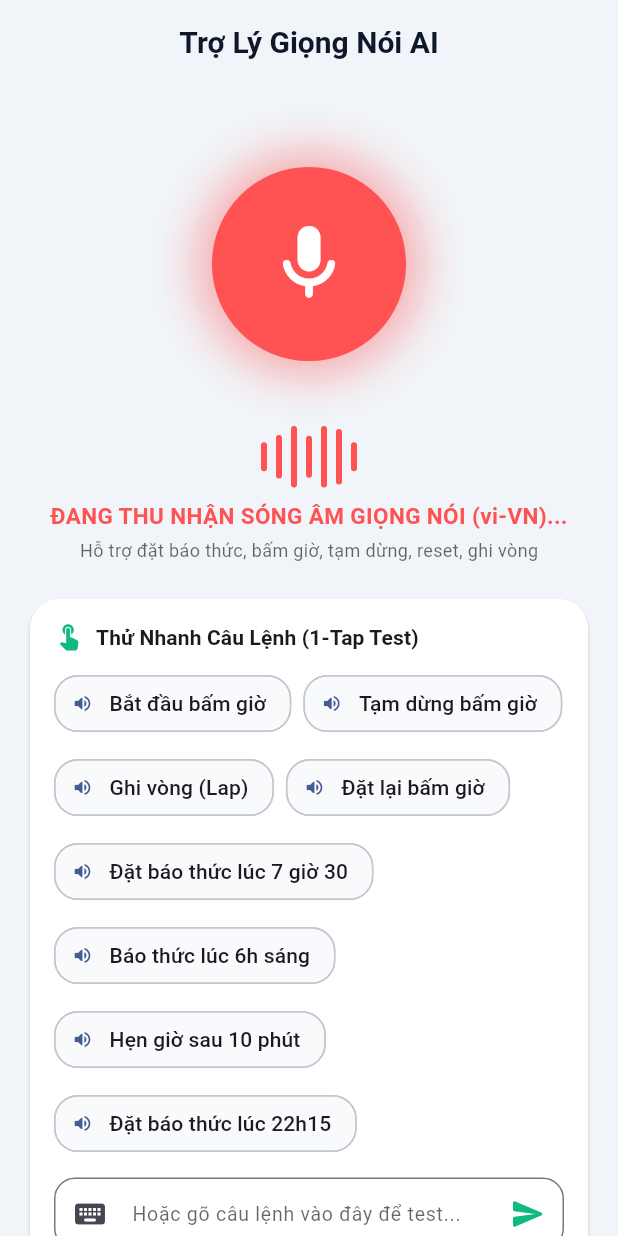
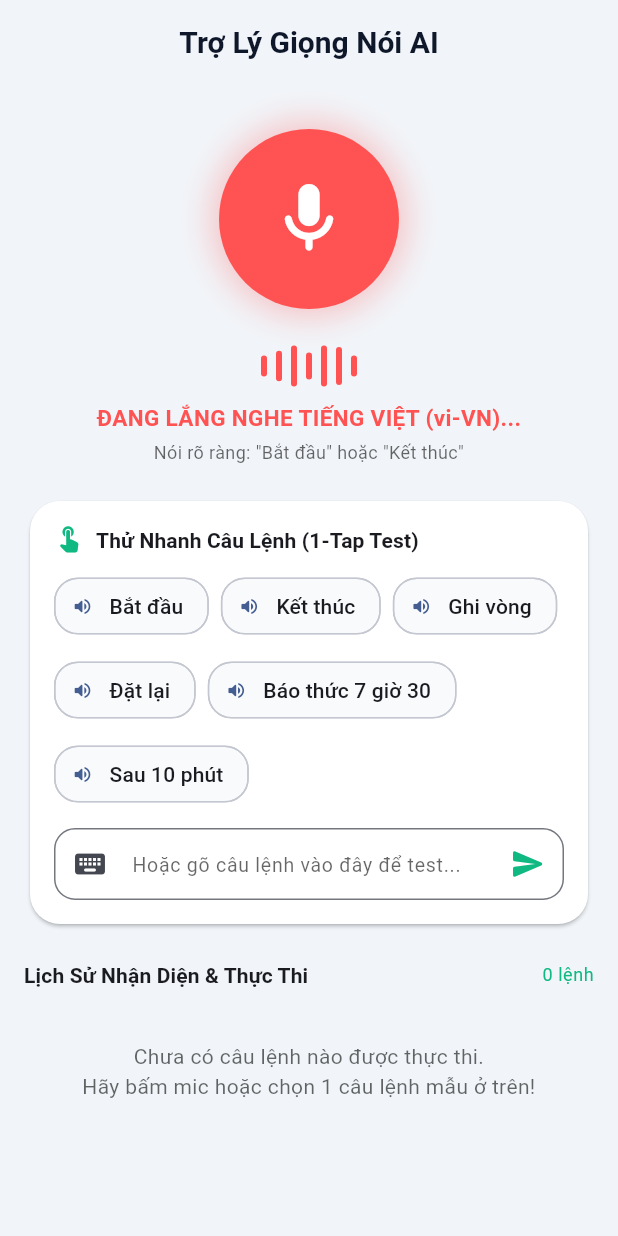
Before and after one commit to xT-chinhan/multi_utility_app, a Flutter app: the VoiceScreen screen opened directly, after a tap on the "mic none" icon, on a phone screen of 412 x 824 dp. Run offline on Flutter 3.47's test engine with Material 3 defaults, Android fonts, the phone set to English and light mode, and no system bars; our stand-ins replace audioplayers, speech_to_text, youtube_player_iframe.

Commit message:
feat: optimize Vietnamese voice commands, reduce listen timeout to 8s, and fix UI shaking

```diff
--- a/lib/screens/voice/voice_screen.dart
+++ b/lib/screens/voice/voice_screen.dart
@@ -16,17 +16,14 @@ class VoiceScreen extends StatefulWidget {
 class _VoiceScreenState extends State<VoiceScreen> with SingleTickerProviderStateMixin {
   final TextEditingController _customCommandController = TextEditingController();
   late AnimationController _pulseController;
-  late Animation<double> _pulseAnimation;
 
   final List<String> _quickCommandPresets = [
-    'Bắt đầu bấm giờ',
-    'Tạm dừng bấm giờ',
-    'Ghi vòng (Lap)',
-    'Đặt lại bấm giờ',
-    'Đặt báo thức lúc 7 giờ 30',
-    'Báo thức lúc 6h sáng',
-    'Hẹn giờ sau 10 phút',
-    'Đặt báo thức lúc 22h15',
+    'Bắt đầu',
+    'Kết thúc',
+    'Ghi vòng',
+    'Đặt lại',
+    'Báo thức 7 giờ 30',
+    'Sau 10 phút',
   ];
 
   @override
@@ -36,11 +33,9 @@ class _VoiceScreenState extends State<VoiceScreen> with SingleTickerProviderStat
       vsync: this,
       duration: const Duration(milliseconds: 1000),
     );
-    _pulseAnimation = Tween<double>(begin: 1.0, end: 1.25).animate(
-      CurvedAnimation(parent: _pulseController, curve: Curves.easeInOut),
-    );
 
     VoiceService.instance.isListeningNotifier.addListener(_onListeningChanged);
+    VoiceService.instance.lastErrorNotifier.addListener(_onErrorChanged);
   }
 
   void _onListeningChanged() {
@@ -52,9 +47,30 @@ class _VoiceScreenState extends State<VoiceScreen> with SingleTickerProviderStat
     }
   }
 
+  void _onErrorChanged() {
+    final err = VoiceService.instance.lastErrorNotifier.value;
+    if (err != null && mounted) {
+      ScaffoldMessenger.of(context).hideCurrentSnackBar();
+      ScaffoldMessenger.of(context).showSnackBar(
+        SnackBar(
+          content: Row(
+            children: [
+              const Icon(Icons.info_outline_rounded, color: Colors.white),
+              const SizedBox(width: 8),
+              Expanded(child: Text(err)),
+            ],
+          ),
+          backgroundColor: Colors.orange.shade800,
+          behavior: SnackBarBehavior.floating,
+        ),
+      );
+    }
+  }
+
   @override
   void dispose() {
     VoiceService.instance.isListeningNotifier.removeListener(_onListeningChanged);
+    VoiceService.instance.lastErrorNotifier.removeListener(_onErrorChanged);
     _pulseController.dispose();
     _customCommandController.dispose();
     super.dispose();
@@ -117,47 +133,16 @@ class _VoiceScreenState extends State<VoiceScreen> with SingleTickerProviderStat
                 builder: (context, isListening, child) {
                   return Column(
                     children: [
+                      // Stable Mic Button with gentle glow (No layout shaking)
                       SizedBox(
-                        width: 200,
-                        height: 200,
+                        width: 140,
+                        height: 140,
+                        child: Center(
                           child: AnimatedBuilder(
-                          animation: _pulseAnimation,
-                          builder: (context, child) {
-                            final progress = (_pulseAnimation.value - 1.0) / 0.25; // 0.0 to 1.0
-                            return Stack(
-                              alignment: Alignment.center,
-                              children: [
-                                // Acoustic sound wave ripple 3 (outermost)
-                                if (isListening)
-                                  Container(
-                                    width: 120 + 75 * progress,
-                                    height: 120 + 75 * progress,
-                                    decoration: BoxDecoration(
-                                      shape: BoxShape.circle,
-                                      border: Border.all(
-                                        color: Colors.redAccent.withAlpha(((1.0 - progress) * 80).round()),
-                                        width: 2,
-                                      ),
-                                    ),
-                                  ),
-                                // Acoustic sound wave ripple 2 (middle)
-                                if (isListening)
-                                  Container(
-                                    width: 120 + 40 * progress,
-                                    height: 120 + 40 * progress,
-                                    decoration: BoxDecoration(
-                                      shape: BoxShape.circle,
-                                      color: Colors.redAccent.withAlpha(((1.0 - progress) * 40).round()),
-                                      border: Border.all(
-                                        color: Colors.redAccent.withAlpha(((1.0 - progress) * 140).round()),
-                                        width: 2.5,
-                                      ),
-                                    ),
-                                  ),
-                                // Core mic button with pulse scale and dynamic acoustic glow
-                                Transform.scale(
-                                  scale: isListening ? (1.0 + 0.08 * progress) : 1.0,
-                                  child: Container(
+                            animation: _pulseController,
+                            builder: (context, _) {
+                              final glowAlpha = isListening ? (50 + (40 * _pulseController.value).round()) : 40;
+                              return Container(
                                 width: 120,
                                 height: 120,
                                 decoration: BoxDecoration(
@@ -165,10 +150,9 @@ class _VoiceScreenState extends State<VoiceScreen> with SingleTickerProviderStat
                                   color: isListening ? Colors.redAccent : AppTheme.voiceColor,
                                   boxShadow: [
                                     BoxShadow(
-                                          color: (isListening ? Colors.redAccent : AppTheme.voiceColor)
-                                              .withAlpha(isListening ? (80 + (60 * progress).round()) : 60),
-                                          blurRadius: isListening ? 28 : 16,
-                                          spreadRadius: isListening ? 6 : 2,
+                                      color: (isListening ? Colors.redAccent : AppTheme.voiceColor).withAlpha(glowAlpha),
+                                      blurRadius: isListening ? 20 : 12,
+                                      spreadRadius: isListening ? 4 : 1,
                                     ),
                                   ],
                                 ),
@@ -184,31 +168,33 @@ class _VoiceScreenState extends State<VoiceScreen> with SingleTickerProviderStat
                                     ),
                                   ),
                                 ),
-                                  ),
-                                ),
-                              ],
                               );
                             },
                           ),
                         ),
-                      const SizedBox(height: 8),
+                      ),
+                      const SizedBox(height: 12),
 
-                      // Sound Wave Frequency Equalizer (active when listening)
-                      if (isListening) ...[
-                        AnimatedBuilder(
+                      // Fixed-height Equalizer Area (strictly 32px height to prevent any layout shifting)
+                      SizedBox(
+                        height: 32,
+                        child: Center(
+                          child: isListening
+                              ? AnimatedBuilder(
                                   animation: _pulseController,
                                   builder: (context, _) {
                                     final p = _pulseController.value;
                                     final heights = [
-                              10.0 + 16.0 * math.sin(p * math.pi * 2).abs(),
-                              16.0 + 22.0 * math.sin((p + 0.2) * math.pi * 2).abs(),
-                              22.0 + 20.0 * math.sin((p + 0.4) * math.pi * 2).abs(),
-                              28.0 + 16.0 * math.sin((p + 0.6) * math.pi * 2).abs(),
-                              22.0 + 20.0 * math.sin((p + 0.8) * math.pi * 2).abs(),
-                              16.0 + 22.0 * math.sin((p + 0.3) * math.pi * 2).abs(),
-                              10.0 + 16.0 * math.sin((p + 0.5) * math.pi * 2).abs(),
+                                      8.0 + 10.0 * math.sin(p * math.pi * 2).abs(),
+                                      12.0 + 14.0 * math.sin((p + 0.2) * math.pi * 2).abs(),
+                                      16.0 + 12.0 * math.sin((p + 0.4) * math.pi * 2).abs(),
+                                      18.0 + 10.0 * math.sin((p + 0.6) * math.pi * 2).abs(),
+                                      16.0 + 12.0 * math.sin((p + 0.8) * math.pi * 2).abs(),
+                                      12.0 + 14.0 * math.sin((p + 0.3) * math.pi * 2).abs(),
+                                      8.0 + 10.0 * math.sin((p + 0.5) * math.pi * 2).abs(),
                                     ];
                                     return Row(
+                                      mainAxisSize: MainAxisSize.min,
                                       mainAxisAlignment: MainAxisAlignment.center,
                                       children: heights.map((h) {
                                         return Container(
@@ -223,12 +209,14 @@ class _VoiceScreenState extends State<VoiceScreen> with SingleTickerProviderStat
                                       }).toList(),
                                     );
                                   },
+                                )
+                              : const SizedBox.shrink(),
+                        ),
                       ),
                       const SizedBox(height: 8),
-                      ],
 
                       Text(
-                        isListening ? 'ĐANG THU NHẬN SÓNG ÂM GIỌNG NÓI (vi-VN)...' : 'Chạm để nói câu lệnh',
+                        isListening ? 'ĐANG LẮNG NGHE TIẾNG VIỆT (vi-VN)...' : 'Chạm để nói câu lệnh tiếng Việt',
                         style: TextStyle(
                           fontSize: 15,
                           fontWeight: FontWeight.bold,
@@ -237,8 +225,11 @@ class _VoiceScreenState extends State<VoiceScreen> with SingleTickerProviderStat
                       ),
                       const SizedBox(height: 4),
                       Text(
-                        'Hỗ trợ đặt báo thức, bấm giờ, tạm dừng, reset, ghi vòng',
+                        isListening
+                            ? 'Nói rõ ràng: "Bắt đầu" hoặc "Kết thúc"'
+                            : 'Nói: "Bắt đầu" (chạy) • "Kết thúc" (dừng) • "Vòng" • "Đặt lại"',
                         style: TextStyle(fontSize: 12, color: theme.hintColor),
+                        textAlign: TextAlign.center,
                       ),
                     ],
                   );
--- a/lib/services/voice_service.dart
+++ b/lib/services/voice_service.dart
@@ -12,10 +12,12 @@ class VoiceService {
 
   final stt.SpeechToText _speech = stt.SpeechToText();
   bool _isInitialized = false;
+  bool _hasProcessedCommand = false;
 
   final ValueNotifier<bool> isListeningNotifier = ValueNotifier<bool>(false);
   final ValueNotifier<String> spokenWordsNotifier = ValueNotifier<String>('');
   final ValueNotifier<double> soundLevelNotifier = ValueNotifier<double>(0.0);
+  final ValueNotifier<String?> lastErrorNotifier = ValueNotifier<String?>(null);
   final ValueNotifier<List<VoiceCommandResult>> commandHistoryNotifier =
       ValueNotifier<List<VoiceCommandResult>>([]);
 
@@ -28,15 +30,39 @@ class VoiceService {
     try {
       _isInitialized = await _speech.initialize(
         onError: (val) {
-          debugPrint('Speech error: $val');
+          debugPrint('Speech error: ${val.errorMsg}, permanent: ${val.permanent}');
           isListeningNotifier.value = false;
           soundLevelNotifier.value = 0.0;
+
+          // If speech was recognized before error, process it!
+          final currentWords = spokenWordsNotifier.value.trim();
+          if (!_hasProcessedCommand && currentWords.isNotEmpty) {
+            _hasProcessedCommand = true;
+            processVoiceCommand(currentWords);
+          } else {
+            if (val.errorMsg == 'error_speech_timeout' || val.errorMsg.contains('timeout')) {
+              lastErrorNotifier.value = 'Hết thời gian chờ. Hãy nói dứt khoát: "Bắt đầu" hoặc "Kết thúc".';
+            } else if (val.errorMsg == 'error_no_match' || val.errorMsg.contains('no_match')) {
+              lastErrorNotifier.value = 'Chưa nghe rõ câu lệnh tiếng Việt. Hãy kiểm tra mic máy ảo và nói lại gần mic.';
+            } else if (val.errorMsg.contains('audio')) {
+              lastErrorNotifier.value = 'Lỗi âm thanh mic. Vui lòng kiểm tra quyền mic của máy ảo.';
+            } else {
+              lastErrorNotifier.value = 'Lỗi nhận diện (${val.errorMsg}). Hãy thử lại.';
+            }
+          }
         },
         onStatus: (status) {
           debugPrint('Speech status: $status');
           if (status == 'done' || status == 'notListening') {
             isListeningNotifier.value = false;
             soundLevelNotifier.value = 0.0;
+
+            // When listening terminates, if words were captured, process them!
+            final currentWords = spokenWordsNotifier.value.trim();
+            if (!_hasProcessedCommand && currentWords.isNotEmpty) {
+              _hasProcessedCommand = true;
+              processVoiceCommand(currentWords);
+            }
           }
         },
       );
@@ -50,20 +76,26 @@ class VoiceService {
   Future<void> startListening({Function(String)? onLiveResult}) async {
     final available = await initSpeech();
     if (!available) {
-      // If mic is not available, we still allow speech simulation
       debugPrint('Speech recognition not available on this platform/device');
+      lastErrorNotifier.value = 'Máy ảo chưa hỗ trợ Google SpeechRecognizer hoặc mic bị tắt.';
       return;
     }
 
     spokenWordsNotifier.value = '';
+    _hasProcessedCommand = false;
+    lastErrorNotifier.value = null;
     isListeningNotifier.value = true;
     AudioAlarmService.instance.playBeep();
 
+    try {
+      // Force Vietnamese locale (vi_VN)
       await _speech.listen(
         listenOptions: stt.SpeechListenOptions(
           localeId: 'vi_VN',
           partialResults: true,
-        listenMode: stt.ListenMode.confirmation,
+          listenMode: stt.ListenMode.dictation,
+          pauseFor: const Duration(seconds: 3),
+          listenFor: const Duration(seconds: 8),
         ),
         onSoundLevelChange: (level) {
           soundLevelNotifier.value = level;
@@ -71,62 +103,124 @@ class VoiceService {
         onResult: (val) {
           spokenWordsNotifier.value = val.recognizedWords;
           onLiveResult?.call(val.recognizedWords);
-        if (val.finalResult) {
+
+          // If final result emitted and not yet handled
+          if (val.finalResult && !_hasProcessedCommand && val.recognizedWords.trim().isNotEmpty) {
+            _hasProcessedCommand = true;
             isListeningNotifier.value = false;
             soundLevelNotifier.value = 0.0;
             processVoiceCommand(val.recognizedWords);
           }
         },
       );
+    } catch (e) {
+      debugPrint('Listen call failed: $e');
+      isListeningNotifier.value = false;
+      lastErrorNotifier.value = 'Không thể bật thu âm: $e';
+    }
   }
 
   Future<void> stopListening() async {
     await _speech.stop();
     isListeningNotifier.value = false;
     soundLevelNotifier.value = 0.0;
+
+    final currentWords = spokenWordsNotifier.value.trim();
+    if (!_hasProcessedCommand && currentWords.isNotEmpty) {
+      _hasProcessedCommand = true;
+      processVoiceCommand(currentWords);
+    }
+  }
+
+  /// Removes Vietnamese accents for robust diacritics-insensitive matching
+  static String stripVietnamese(String text) {
+    var result = text.toLowerCase();
+    result = result.replaceAll(RegExp(r'[àáạảãâầấậẩẫăằắặẳẵ]'), 'a');
+    result = result.replaceAll(RegExp(r'[èéẹẻẽêềếệểễ]'), 'e');
+    result = result.replaceAll(RegExp(r'[ìíịỉĩ]'), 'i');
+    result = result.replaceAll(RegExp(r'[òóọỏõôồốộổỗơờớợởỡ]'), 'o');
+    result = result.replaceAll(RegExp(r'[ùúụủũưừứựửữ]'), 'u');
+    result = result.replaceAll(RegExp(r'[ỳýỵỷỹ]'), 'y');
+    result = result.replaceAll(RegExp(r'[đ]'), 'd');
+    return result.trim().replaceAll(RegExp(r'\s+'), ' ');
+  }
+
+  String _normalize(String text) {
+    return text.trim().toLowerCase().replaceAll(RegExp(r'\s+'), ' ');
+  }
+
+  bool _matchesCommand(String rawText, List<String> keywords) {
+    final text = _normalize(rawText);
+    final stripped = stripVietnamese(rawText);
+
+    for (final k in keywords) {
+      final normK = _normalize(k);
+      final stripK = stripVietnamese(k);
+      if (text == normK || text.contains(normK)) return true;
+      if (stripped == stripK || stripped.contains(stripK)) return true;
+    }
+    return false;
   }
 
   /// Processes text into intent and dispatches execution
   VoiceCommandResult processVoiceCommand(String rawText) {
-    final text = rawText.trim().toLowerCase();
+    final text = _normalize(rawText);
     VoiceCommandResult result;
 
-    // 1. Stopwatch commands
-    if (_containsAny(text, ['bắt đầu bấm giờ', 'chạy bấm giờ', 'bật bấm giờ', 'start stopwatch', 'start'])) {
+    // 1. Stopwatch START — Vietnamese ("bắt đầu", "chạy", "bật")
+    if (_matchesCommand(text, [
+      'bắt đầu', 'bat dau', 'bắt dầu', 'bật đầu', 'bắt dâu',
+      'chạy', 'bật', 'chạy bấm giờ', 'bật bấm giờ', 'bắt đầu bấm giờ',
+    ])) {
       StopwatchService.instance.start();
       result = VoiceCommandResult(
         type: VoiceCommandType.startStopwatch,
         rawSpokenText: rawText,
-        responseMessage: 'Đã bắt đầu đồng hồ bấm giờ!',
+        responseMessage: '▶️ Đã bắt đầu đồng hồ bấm giờ!',
         isSuccess: true,
       );
-    } else if (_containsAny(text, ['dừng bấm giờ', 'tạm dừng', 'ngừng bấm giờ', 'pause stopwatch', 'stop stopwatch', 'stop'])) {
+    }
+    // 2. Stopwatch STOP — Vietnamese ("kết thúc", "kết thức", "dừng", "tạm dừng", "ngừng")
+    else if (_matchesCommand(text, [
+      'kết thúc', 'ket thuc', 'kết thức', 'két thúc', 'ket thức',
+      'dừng', 'dừng lại', 'tạm dừng', 'ngừng',
+      'dừng bấm giờ', 'ngừng bấm giờ', 'tạm dừng bấm giờ',
+    ])) {
       StopwatchService.instance.pause();
       result = VoiceCommandResult(
         type: VoiceCommandType.stopStopwatch,
         rawSpokenText: rawText,
-        responseMessage: 'Đã tạm dừng đồng hồ bấm giờ!',
+        responseMessage: '⏸️ Đã tạm dừng đồng hồ bấm giờ!',
         isSuccess: true,
       );
-    } else if (_containsAny(text, ['đặt lại bấm giờ', 'reset bấm giờ', 'xóa bấm giờ', 'reset stopwatch', 'reset'])) {
+    }
+    // 3. Stopwatch RESET — Vietnamese ("đặt lại", "xóa", "làm lại", "về không")
+    else if (_matchesCommand(text, [
+      'đặt lại', 'dat lai', 'xóa', 'làm lại', 'về không', 'từ đầu',
+      'đặt lại bấm giờ', 'xóa bấm giờ',
+    ])) {
       StopwatchService.instance.reset();
       result = VoiceCommandResult(
         type: VoiceCommandType.resetStopwatch,
         rawSpokenText: rawText,
-        responseMessage: 'Đã đặt lại đồng hồ bấm giờ về 00:00:00!',
+        responseMessage: '🔄 Đã đặt lại đồng hồ bấm giờ về 00:00:00!',
         isSuccess: true,
       );
-    } else if (_containsAny(text, ['ghi vòng', 'bấm vòng', 'vòng mới', 'lap', 'split'])) {
+    }
+    // 4. Stopwatch LAP — Vietnamese ("ghi vòng", "vòng")
+    else if (_matchesCommand(text, [
+      'vòng', 'vong', 'ghi vòng', 'bấm vòng', 'vòng mới', 'lấp',
+    ])) {
       StopwatchService.instance.recordLap();
       result = VoiceCommandResult(
         type: VoiceCommandType.lapStopwatch,
         rawSpokenText: rawText,
-        responseMessage: 'Đã ghi lại 1 vòng bấm giờ (Lap)!',
+        responseMessage: '🏁 Đã ghi lại 1 vòng bấm giờ (Lap)!',
         isSuccess: true,
       );
     }
-    // 2. Relative alarm (sau X phút)
-    else if (text.contains('phút nữa') || text.contains('sau') && text.contains('phút')) {
+    // 5. Relative alarm (sau X phút)
+    else if (text.contains('phút nữa') || (text.contains('sau') && text.contains('phút'))) {
       final minuteMatch = RegExp(r'(\d+)\s*phút').firstMatch(text);
       if (minuteMatch != null) {
         final addMin = int.tryParse(minuteMatch.group(1) ?? '5') ?? 5;
@@ -141,7 +235,7 @@ class VoiceService {
         result = VoiceCommandResult(
           type: VoiceCommandType.setAlarm,
           rawSpokenText: rawText,
-          responseMessage: 'Đã đặt báo thức sau $addMin phút (lúc ${tod.hour.toString().padLeft(2, '0')}:${tod.minute.toString().padLeft(2, '0')})!',
+          responseMessage: '⏰ Đã đặt báo thức sau $addMin phút (lúc ${tod.hour.toString().padLeft(2, '0')}:${tod.minute.toString().padLeft(2, '0')})!',
           isSuccess: true,
           alarmTime: tod,
         );
@@ -149,8 +243,8 @@ class VoiceService {
         result = _fallbackResult(rawText);
       }
     }
-    // 3. Absolute alarm (đặt báo thức lúc X giờ Y phút)
-    else if (_containsAny(text, ['báo thức', 'đặt giờ', 'hẹn giờ', 'alarm', 'wake up'])) {
+    // 6. Absolute alarm (đặt báo thức lúc X giờ Y phút)
+    else if (_matchesCommand(text, ['báo thức', 'đặt giờ', 'hẹn giờ', 'báo thức lúc'])) {
       final parsedTime = _parseTimeFromText(text);
       if (parsedTime != null) {
         AlarmManager.instance.addAlarm(
@@ -161,7 +255,7 @@ class VoiceService {
         result = VoiceCommandResult(
           type: VoiceCommandType.setAlarm,
           rawSpokenText: rawText,
-          responseMessage: 'Đã đặt báo thức thành công lúc ${parsedTime.hour.toString().padLeft(2, '0')}:${parsedTime.minute.toString().padLeft(2, '0')}!',
+          responseMessage: '⏰ Đã đặt báo thức thành công lúc ${parsedTime.hour.toString().padLeft(2, '0')}:${parsedTime.minute.toString().padLeft(2, '0')}!',
           isSuccess: true,
           alarmTime: parsedTime,
         );
@@ -169,7 +263,7 @@ class VoiceService {
         result = VoiceCommandResult(
           type: VoiceCommandType.unknown,
           rawSpokenText: rawText,
-          responseMessage: 'Chưa nhận diện được thời gian. Vui lòng nói ví dụ: "Đặt báo thức lúc 7 giờ 30" hoặc "Báo thức 6h sáng".',
+          responseMessage: 'Chưa nhận diện được thời gian. Nói VD: "báo thức 7 giờ 30" hoặc "báo thức 6h sáng".',
           isSuccess: false,
         );
       }
@@ -184,8 +278,6 @@ class VoiceService {
   }
 
   TimeOfDay? _parseTimeFromText(String text) {
-    // Check patterns:
-    // 1. "7h30", "7:30", "07:30"
     final regexColon = RegExp(r'(\d{1,2})[:hH](\d{1,2})?');
     final matchColon = regexColon.firstMatch(text);
 
@@ -198,7 +290,6 @@ class VoiceService {
         minute = int.tryParse(matchColon.group(2)!) ?? 0;
       }
     } else {
-      // 2. "7 giờ 30", "8 giờ"
       final regexWord = RegExp(r'(\d{1,2})\s*(?:giờ|tiếng)\s*(\d{1,2})?');
       final matchWord = regexWord.firstMatch(text);
       if (matchWord != null) {
@@ -212,7 +303,6 @@ class VoiceService {
     if (hour == null || hour < 0 || hour > 24) return null;
     if (minute < 0 || minute >= 60) minute = 0;
 
-    // AM/PM adjustments
     final isPM = text.contains('chiều') || text.contains('tối') || text.contains('đêm') || text.contains('pm');
     final isAM = text.contains('sáng') || text.contains('am');
 
@@ -227,18 +317,11 @@ class VoiceService {
     return TimeOfDay(hour: hour, minute: minute);
   }
 
-  bool _containsAny(String source, List<String> keywords) {
-    for (final k in keywords) {
-      if (source.contains(k)) return true;
-    }
-    return false;
-  }
-
   VoiceCommandResult _fallbackResult(String raw) {
     return VoiceCommandResult(
       type: VoiceCommandType.unknown,
       rawSpokenText: raw,
-      responseMessage: 'Chưa hiểu lệnh. Thử nói: "Bắt đầu bấm giờ", "Ghi vòng", hoặc "Đặt báo thức lúc 7 giờ 30".',
+      responseMessage: 'Chưa hiểu: "$raw". Thử nói: "Bắt đầu", "Kết thúc", "Vòng", "Đặt lại".',
       isSuccess: false,
     );
   }
```
Also changed, not shown: analysis_options.yaml (+9 -0 lines), pubspec.lock, 4 other files. Lines whose indentation alone changed are shown as unchanged.
